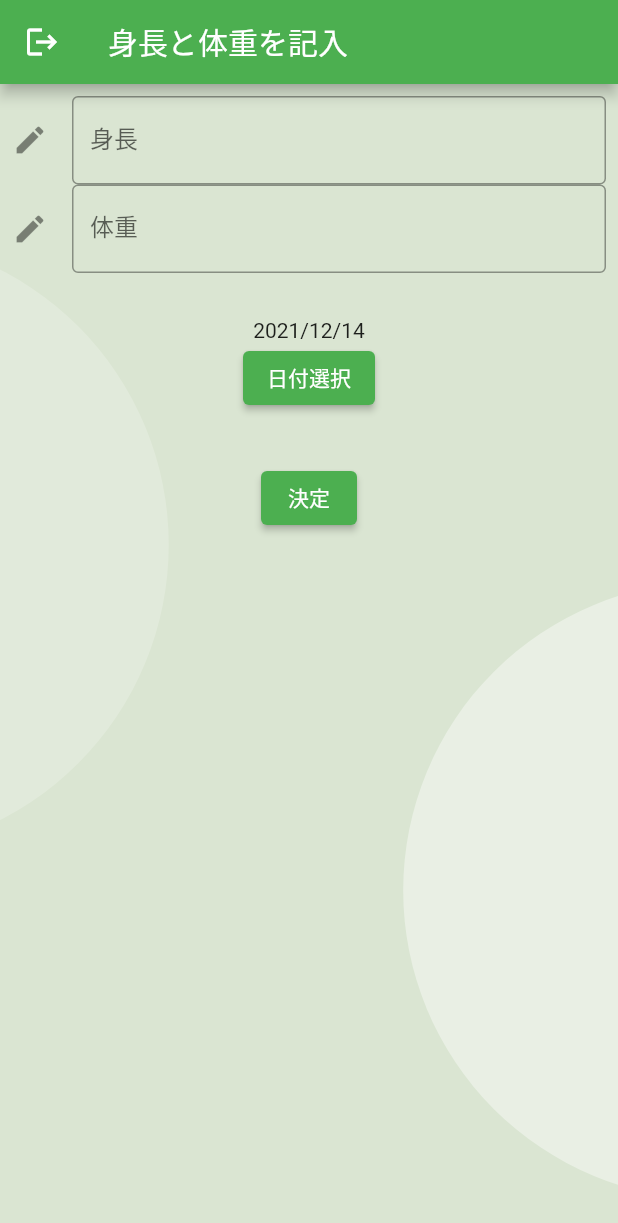
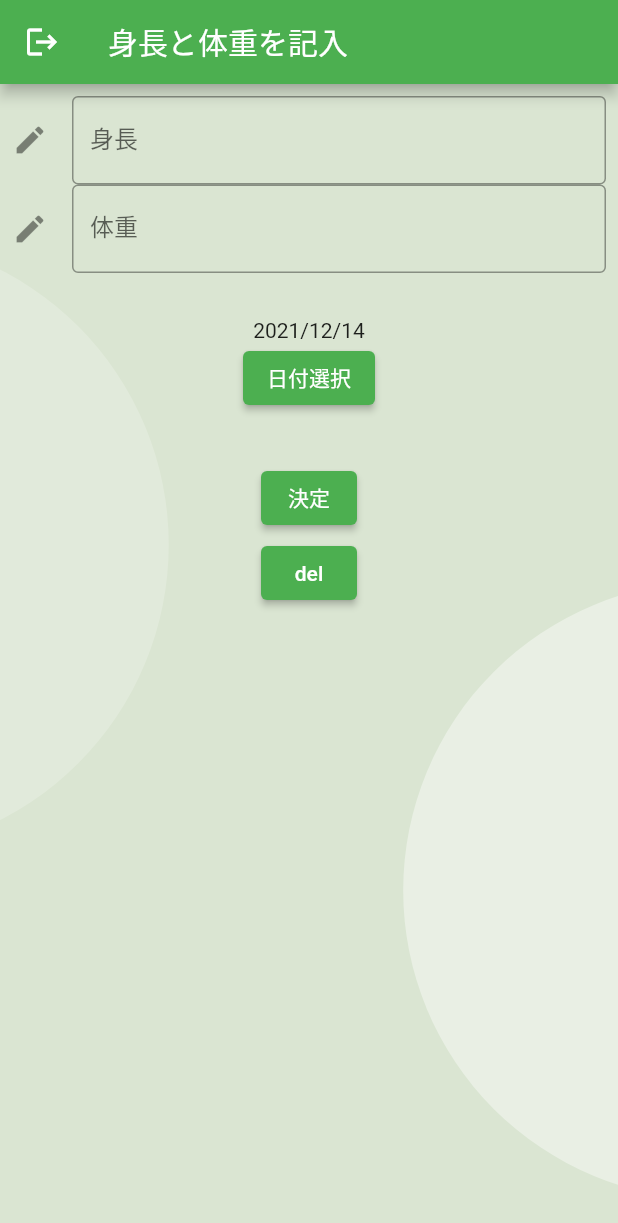
Before and after one commit to yamatku415/health_app, a Flutter app: the MyHomePage screen opened directly, on a phone screen of 412 x 824 dp. Shown: the top 1223 px of the screen. Run offline on Flutter 3.47's test engine with Material 2 defaults, Android fonts, the phone set to English and light mode, and no system bars; our stand-ins replace charts_flutter, cloud_firestore, firebase_auth, firebase_core, flutter_slidable, google_sign_in and 1 more; missing offline and left inert: sign_button; accounts and stored records are empty.

Commit message:
カンマ規制

```diff
--- a/lib/add_weight/add_weight_page.dart
+++ b/lib/add_weight/add_weight_page.dart
@@ -30,6 +30,9 @@ class _AddWeightPage extends State<AddWeightPage> {
                     child: Column(
                       children: [
                         TextFormField(
+                          inputFormatters: [
+                            FilteringTextInputFormatter.deny(RegExp(','))
+                          ],
                           textInputAction: TextInputAction.done,
                           keyboardType: TextInputType.number,
                           decoration: InputDecoration(
--- a/lib/edit_weight/edit_weight_page.dart
+++ b/lib/edit_weight/edit_weight_page.dart
@@ -33,6 +33,9 @@ class _EditWeightPageState extends State<EditWeightPage> {
                     padding: const EdgeInsets.all(8.0),
                     child: Column(children: [
                       TextFormField(
+                        inputFormatters: [
+                          FilteringTextInputFormatter.deny(RegExp(','))
+                        ],
                         controller: model.weightController,
                         textInputAction: TextInputAction.done,
                         keyboardType: TextInputType.number,
--- a/lib/first_forms/my_home_page.dart
+++ b/lib/first_forms/my_home_page.dart
@@ -1,4 +1,5 @@
 import 'package:flutter/material.dart';
+import 'package:flutter/services.dart';
 import 'package:health_app/add_weight/add_weight_page.dart';
 import 'package:health_app/line_grahp/graph_page.dart';
 import 'package:health_app/login/login_page.dart';
@@ -156,6 +157,9 @@ class _MyHomePage extends State<MyHomePage> {
                 crossAxisAlignment: CrossAxisAlignment.start,
                 children: <Widget>[
                   TextFormField(
+                    inputFormatters: [
+                      FilteringTextInputFormatter.deny(RegExp(','))
+                    ],
                     controller: heightController,
                     textInputAction: TextInputAction.done,
                     keyboardType: TextInputType.number,
@@ -171,6 +175,9 @@ class _MyHomePage extends State<MyHomePage> {
                     },
                   ),
                   TextFormField(
+                    inputFormatters: [
+                      FilteringTextInputFormatter.deny(RegExp(','))
+                    ],
                     controller: weightController,
                     textInputAction: TextInputAction.done,
                     keyboardType: TextInputType.number,
@@ -259,6 +266,14 @@ class _MyHomePage extends State<MyHomePage> {
                                 fontSize: 19),
                           )),
                     ),
+                  Center(
+                    child: ElevatedButton(
+                      child: Text('del'),
+                      onPressed: () {
+                        allDel();
+                      },
+                    ),
+                  )
                 ],
               ),
             ),
--- a/pubspec.yaml
+++ b/pubspec.yaml
@@ -4,7 +4,7 @@ description: A new Flutter project.
 publish_to: 'none' # Remove this line if you wish to publish to pub.dev
 
 
-version: 1.0.0+6
+version: 1.0.0+7
 
 environment:
   sdk: ">=2.12.0 <3.0.0"
```
